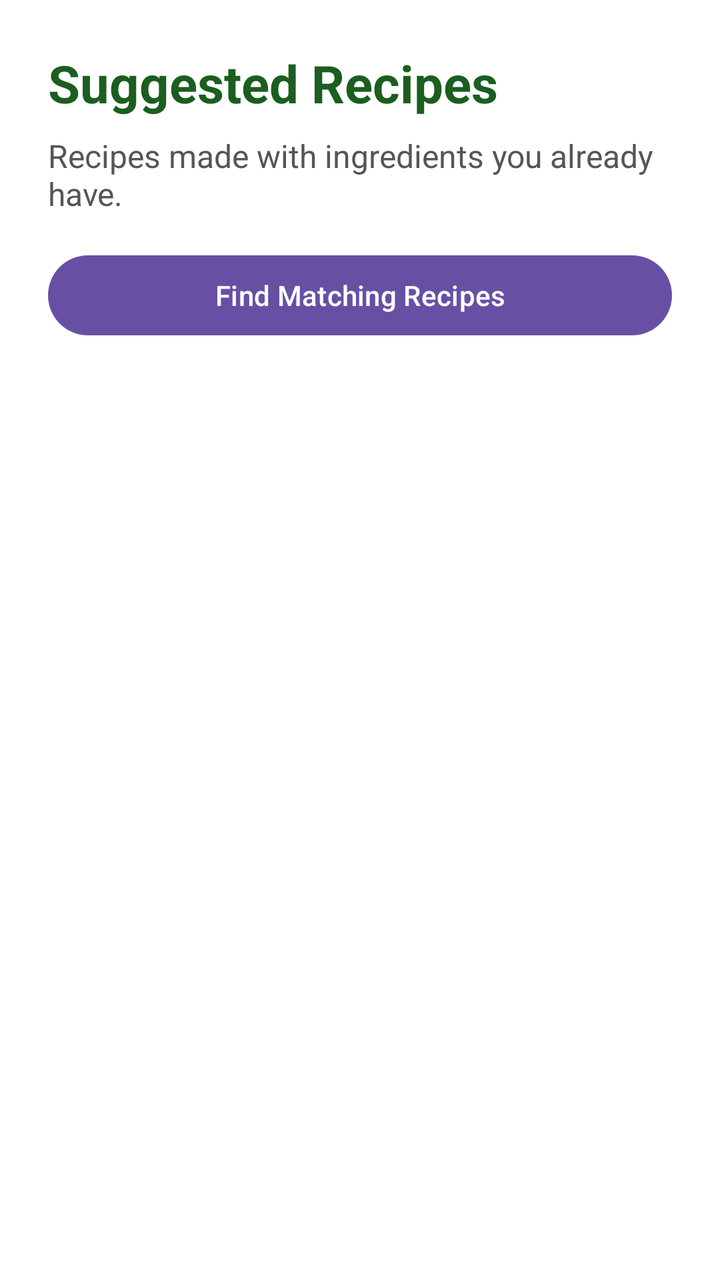
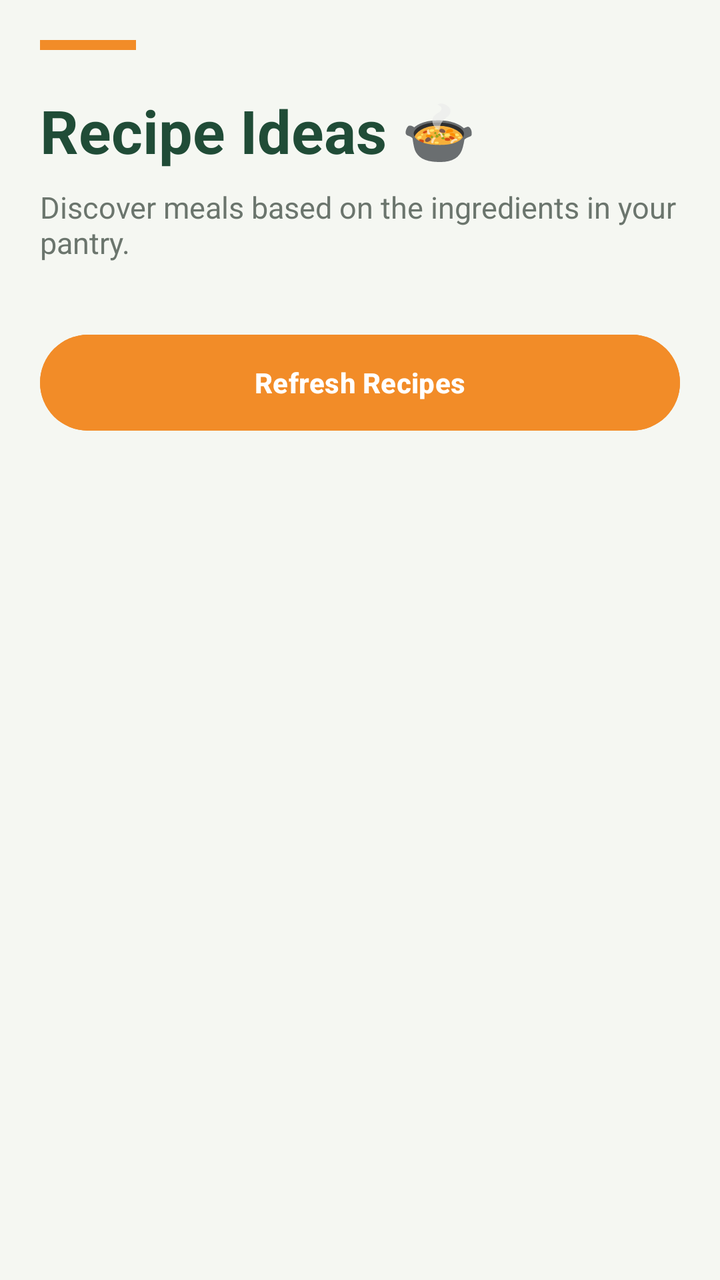

Before-and-after screenshots of an Android layout around one commit, followed by the original layout XML and the change that was made.
<!-- AndroidManifest.xml: application theme Theme.SmartPantryManager -->
<!-- res/layout/activity_suggested_recipes.xml -->
<?xml version="1.0" encoding="utf-8"?>
<ScrollView xmlns:android="http://schemas.android.com/apk/res/android"
    android:layout_width="match_parent"
    android:layout_height="match_parent"
    android:background="#FFFFFF"
    android:fillViewport="true">

    <LinearLayout
        android:layout_width="match_parent"
        android:layout_height="wrap_content"
        android:orientation="vertical"
        android:padding="24dp">

        <TextView
            android:layout_width="match_parent"
            android:layout_height="wrap_content"
            android:text="Suggested Recipes"
            android:textColor="#1B5E20"
            android:textSize="26sp"
            android:textStyle="bold" />

        <TextView
            android:layout_width="match_parent"
            android:layout_height="wrap_content"
            android:layout_marginTop="8dp"
            android:text="Recipes made with ingredients you already have."
            android:textColor="#555555"
            android:textSize="16sp" />

        <Button
            android:id="@+id/btnRefreshRecipes"
            android:layout_width="match_parent"
            android:layout_height="wrap_content"
            android:layout_marginTop="16dp"
            android:text="Find Matching Recipes" />

        <LinearLayout
            android:id="@+id/recipeContainer"
            android:layout_width="match_parent"
            android:layout_height="wrap_content"
            android:layout_marginTop="20dp"
            android:orientation="vertical" />

    </LinearLayout>
</ScrollView>
<!-- resources referenced by this layout -->
<resources>
  <style name="Theme.SmartPantryManager" parent="Base.Theme.SmartPantryManager" />
  <style name="Base.Theme.SmartPantryManager" parent="Theme.Material3.DayNight.NoActionBar">
          
          
      </style>
</resources>

<!-- the commit's change to res/layout/activity_suggested_recipes.xml (unified diff, before → after) -->
@@ -2,44 +2,56 @@
 <ScrollView xmlns:android="http://schemas.android.com/apk/res/android"
     android:layout_width="match_parent"
     android:layout_height="match_parent"
-    android:background="#FFFFFF"
+    android:background="#F5F7F2"
     android:fillViewport="true">
 
     <LinearLayout
         android:layout_width="match_parent"
         android:layout_height="wrap_content"
         android:orientation="vertical"
-        android:padding="24dp">
+        android:padding="20dp">
+
+        <View
+            android:layout_width="48dp"
+            android:layout_height="5dp"
+            android:layout_marginBottom="20dp"
+            android:background="#F28C28" />
 
         <TextView
             android:layout_width="match_parent"
             android:layout_height="wrap_content"
-            android:text="Suggested Recipes"
-            android:textColor="#1B5E20"
-            android:textSize="26sp"
+            android:text="Recipe Ideas 🍲"
+            android:textColor="#204C37"
+            android:textSize="30sp"
             android:textStyle="bold" />
 
         <TextView
             android:layout_width="match_parent"
             android:layout_height="wrap_content"
             android:layout_marginTop="8dp"
-            android:text="Recipes made with ingredients you already have."
-            android:textColor="#555555"
-            android:textSize="16sp" />
+            android:layout_marginBottom="20dp"
+            android:text="Discover meals based on the ingredients in your pantry."
+            android:textColor="#6B756D"
+            android:textSize="15sp" />
 
-        <Button
-            android:id="@+id/btnRefreshRecipes"
-            android:layout_width="match_parent"
-            android:layout_height="wrap_content"
-            android:layout_marginTop="16dp"
-            android:text="Find Matching Recipes" />
-
+        
         <LinearLayout
             android:id="@+id/recipeContainer"
             android:layout_width="match_parent"
             android:layout_height="wrap_content"
-            android:layout_marginTop="20dp"
             android:orientation="vertical" />
 
+        
+        <Button
+            android:id="@+id/btnRefreshRecipes"
+            android:layout_width="match_parent"
+            android:layout_height="56dp"
+            android:layout_marginTop="12dp"
+            android:backgroundTint="#F28C28"
+            android:text="Refresh Recipes"
+            android:textColor="#FFFFFF"
+            android:textStyle="bold" />
+
     </LinearLayout>
+
 </ScrollView>
